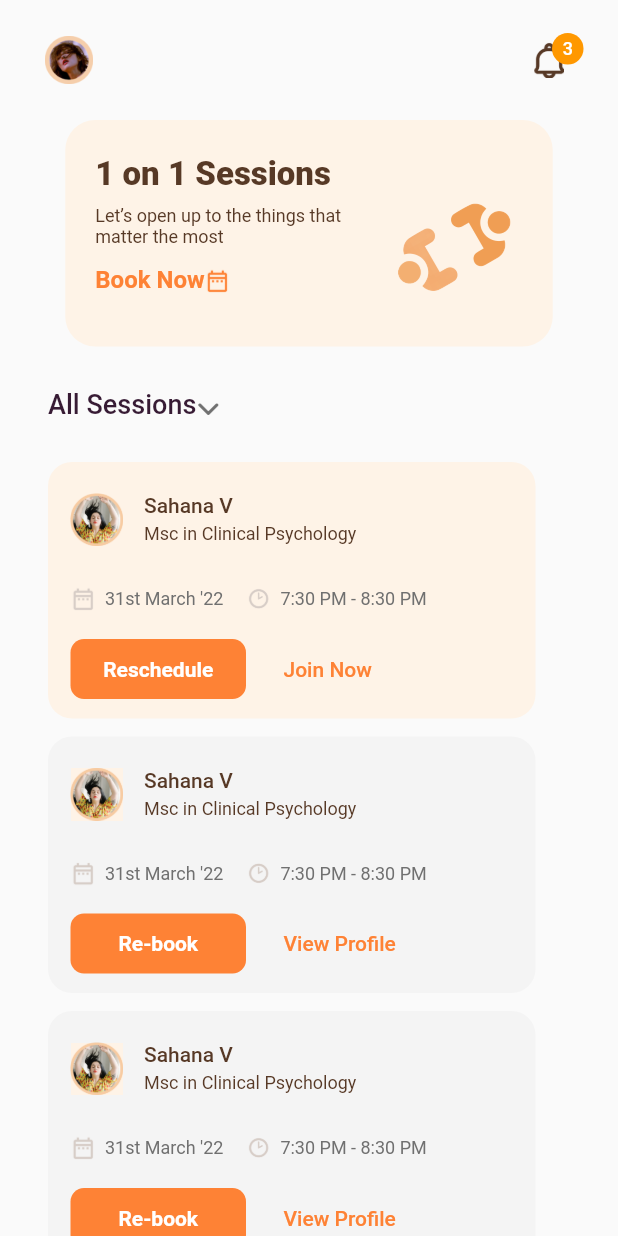
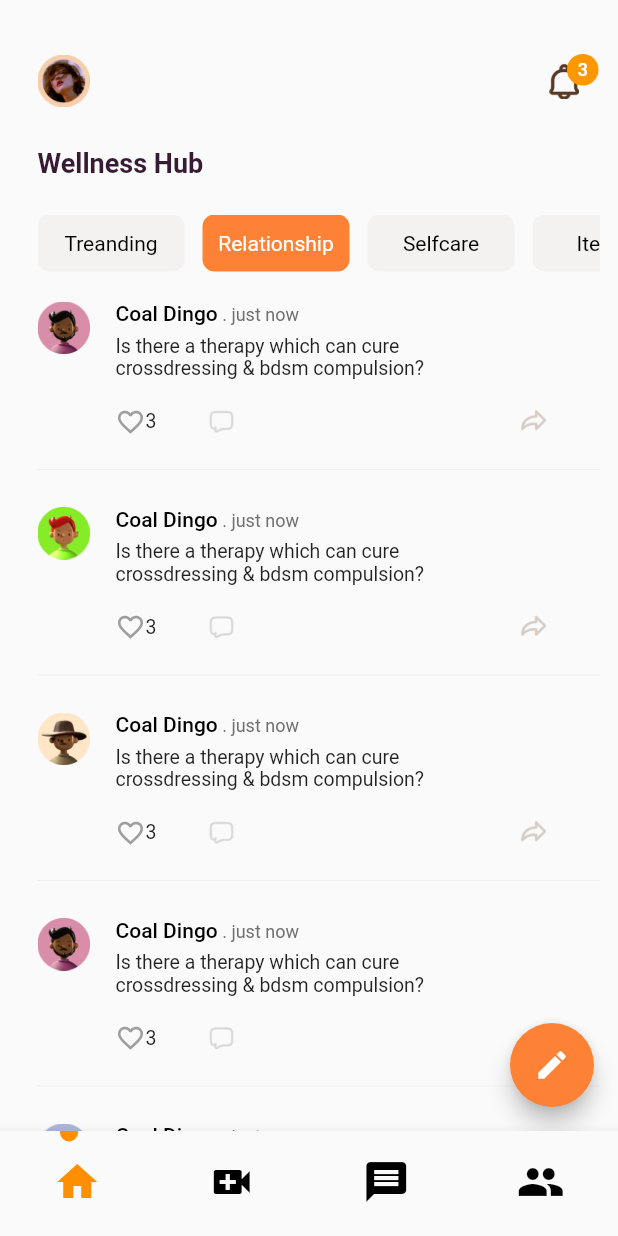
Before and after one commit to jagatrajsingh2000/mindfullness, a Flutter app: the screen it shows after launch, on a phone screen of 412 x 824 dp. Run offline on Flutter 3.47's test engine with Material 2 defaults, Android fonts, the phone set to English and light mode, and no system bars.

Commit message:
update:ui completed of all 3 pages

```diff
--- a/lib/main.dart
+++ b/lib/main.dart
@@ -1,21 +1,89 @@
 import 'package:flutter/material.dart';
 import 'package:mindfullness/pages/Home.dart';
 import 'package:mindfullness/pages/MediaPage.dart';
+import 'package:mindfullness/pages/WellnessHub.dart';
 
 void main() {
   runApp(const MyApp());
 }
 
-class MyApp extends StatelessWidget {
-  const MyApp({super.key});
+class MyApp extends StatefulWidget {
+  const MyApp({Key? key}) : super(key: key);
 
-  // This widget is the root of your application.
+  @override
+  _MyAppState createState() => _MyAppState();
+}
+
+class _MyAppState extends State<MyApp> {
+  int selectedIndex = 0;
+
+  final List<Widget> _pages = [
+    WellnessHub(),
+    MediaScreen(),
+    HomeScreen()
+    // Add your other pages here
+  ];
+
   @override
   Widget build(BuildContext context) {
     return MaterialApp(
       title: 'Flutter Demo',
       debugShowCheckedModeBanner: false,
-      home: MediaScreen()
+      home: Scaffold(
+        body: _pages[selectedIndex],
+        bottomNavigationBar: Stack(
+          children: [
+            Container(
+              height: 70,
+              child: BottomNavigationBar(
+                type: BottomNavigationBarType.fixed,
+                onTap: (index) {
+                  setState(() {
+                    selectedIndex = index;
+                  });
+                },
+                currentIndex: selectedIndex,
+                showSelectedLabels: false,
+                showUnselectedLabels: false,
+                selectedItemColor: Colors.amber[800],
+                unselectedItemColor: Colors.black,
+                items: const [
+                  BottomNavigationBarItem(
+                    icon: Icon(Icons.home, size: 32),
+                    label: 'Time',
+                  ),
+                  BottomNavigationBarItem(
+                    icon: Icon(Icons.video_call, size: 32),
+                    label: 'Folder',
+                  ),
+                  BottomNavigationBarItem(
+                    icon: Icon(Icons.message, size: 32),
+                    label: 'Folder',
+                  ),
+                  BottomNavigationBarItem(
+                    icon: Icon(Icons.people, size: 32),
+                    label: 'Folder',
+                  ),
+                ],
+              ),
+            ),
+            Positioned(
+              left: 40.0 + (selectedIndex * 100),
+              top: 0,
+              child: Container(
+                width: 12,
+                height: 7, // Increased indicator height
+                decoration: BoxDecoration(
+                  borderRadius: BorderRadius.only(
+                      bottomLeft: Radius.circular(16),
+                      bottomRight: Radius.circular(16)),
+                  color: Colors.amber[800],
+                ),
+              ),
+            ),
+          ],
+        ),
+      ),
     );
   }
 }
--- a/lib/pages/Home.dart
+++ b/lib/pages/Home.dart
@@ -106,59 +106,8 @@ class _HomeScreenState extends State<HomeScreen> {
           ),
         ),
       ),
-      bottomNavigationBar: Stack(
-        children: [
-          Container(
-            height: 100,
-            child: BottomNavigationBar(
-              type: BottomNavigationBarType.fixed,
-              onTap: (index) {
-                setState(() {
-                  selectedIndex = index;
-                });
-              },
-              currentIndex: selectedIndex,
-              showSelectedLabels: false,
-              showUnselectedLabels: false,
-              selectedItemColor: Colors.amber[800],
-              unselectedItemColor: Colors.black,
-              items: const [
-                BottomNavigationBarItem(
-                  icon: Icon(Icons.home, size: 32),
-                  label: 'Time',
-                ),
-                BottomNavigationBarItem(
-                  icon: Icon(Icons.video_call, size: 32),
-                  label: 'Folder',
-                ),
-                BottomNavigationBarItem(
-                  icon: Icon(Icons.message, size: 32),
-                  label: 'Folder',
-                ),
-                BottomNavigationBarItem(
-                  icon: Icon(Icons.people, size: 32),
-                  label: 'Folder',
-                ),
-              ],
-            ),
-          ),
-          Positioned(
-            left: 40.0 + (selectedIndex*100),
-            top: 0,
-            child: Container(
-              width: 12,
-              height: 7, // Increased indicator height
-              decoration: BoxDecoration(
-                borderRadius: BorderRadius.only(
-                    bottomLeft: Radius.circular(16),
-                    bottomRight: Radius.circular(16)),
-                color: Colors.amber[800],
-              ),
-            ),
-          ),
-        ],
-      ),
-    );
+
+          );
   }
 }
 
--- a/lib/pages/MediaPage.dart
+++ b/lib/pages/MediaPage.dart
@@ -26,7 +26,7 @@ class _MediaScreenState extends State<MediaScreen> {
                   EdgeInsets.only(left: 32, right: 22, top: 28, bottom: 28),
               child: RichText(
                   text: TextSpan(
-                      text: "All Sessions",
+                      text: "All Sessions  ",
                       style: TextStyle(
                         color: Color.fromRGBO(55, 27, 52, 1),
                         fontSize: 18,
--- /dev/null
+++ b/lib/pages/WellnessHub.dart
@@ -0,0 +1,391 @@
+// ignore_for_file: prefer_const_literals_to_create_immutables, prefer_const_constructors
+
+
+
+import 'package:flutter/material.dart';
+
+class WellnessHub extends StatefulWidget {
+  const WellnessHub({super.key});
+
+  @override
+  State<WellnessHub> createState() => _WellnessHubState();
+}
+
+class _WellnessHubState extends State<WellnessHub> {
+  @override
+  Widget build(BuildContext context) {
+    return Scaffold(
+        body: SingleChildScrollView(
+      child: SafeArea(
+        child: Padding(
+          padding: const EdgeInsets.only(left: 25.0, right: 12, top: 30),
+          child: Column(
+            mainAxisAlignment: MainAxisAlignment.start,
+            crossAxisAlignment: CrossAxisAlignment.start,
+            children: [
+              MenuBar(),
+              SizedBox(
+                height: 20,
+              ),
+              Text(
+                "Wellness Hub",
+                style: TextStyle(
+                  color: Color.fromRGBO(55, 27, 52, 1),
+                  fontSize: 18,
+                  fontWeight: FontWeight.w600,
+                ),
+              ),
+              SizedBox(
+                height: 24,
+              ),
+              HorizontalContainerList(
+                items: [
+                  'Treanding',
+                  'Relationship',
+                  'Selfcare',
+                  'Item 4',
+                  'Item 5'
+                ],
+                itemHeight: 38,
+                itemWidth: 98,
+                // itemColor: Color.fromRGBO(254, 130, 53, 1),
+              ),
+              SizedBox(
+                height: 20,
+              ),
+              PostCard(
+                profileImage: 'assets/images/profile1.png',
+                authorName: 'Coal Dingo',
+                postTime: 'just now',
+                postContent:
+                    'Is there a therapy which can cure crossdressing & bdsm compulsion?',
+                likes: 3,
+              ),
+              SizedBox(height: 17,),
+              Divider(
+                      color: Color.fromRGBO(217, 216, 216, 0.3),
+                      height: 10,
+                    ),
+              SizedBox(
+                height: 20,
+              ),
+              PostCard(
+                profileImage: 'assets/images/profile4.png',
+                authorName: 'Coal Dingo',
+                postTime: 'just now',
+                postContent:
+                    'Is there a therapy which can cure crossdressing & bdsm compulsion?',
+                likes: 3,
+              ),
+              SizedBox(height: 17,),
+              Divider(
+                      color: Color.fromRGBO(217, 216, 216, 0.3),
+                      height: 10,
+                    ),
+              SizedBox(
+                height: 20,
+              ),
+              PostCard(
+                profileImage: 'assets/images/profile2.png',
+                authorName: 'Coal Dingo',
+                postTime: 'just now',
+                postContent:
+                    'Is there a therapy which can cure crossdressing & bdsm compulsion?',
+                likes: 3,
+              ),
+              SizedBox(height: 17,),
+              Divider(
+                      color: Color.fromRGBO(217, 216, 216, 0.3),
+                      height: 10,
+                    ),
+              SizedBox(
+                height: 20,
+              ),
+              PostCard(
+                profileImage: 'assets/images/profile1.png',
+                authorName: 'Coal Dingo',
+                postTime: 'just now',
+                postContent:
+                    'Is there a therapy which can cure crossdressing & bdsm compulsion?',
+                likes: 3,
+              ),
+              SizedBox(height: 17,),
+              Divider(
+                      color: Color.fromRGBO(217, 216, 216, 0.3),
+                      height: 10,
+                    ),
+              SizedBox(
+                height: 20,
+              ),
+              PostCard(
+                profileImage: 'assets/images/profile3.png',
+                authorName: 'Coal Dingo',
+                postTime: 'just now',
+                postContent:
+                    'Is there a therapy which can cure crossdressing & bdsm compulsion?',
+                likes: 3,
+              ),
+              SizedBox(height: 17,),
+              Divider(
+                      color: Color.fromRGBO(217, 216, 216, 0.3),
+                      height: 10,
+                    )
+            ],
+          ),
+        ),
+      ),
+    ),
+    floatingActionButton: FloatingActionButton(
+        onPressed: () {
+          setState(() {
+            // index = (index + 1) % customizations.length;
+          });
+        },
+        // foregroundColor: customizations[index].$1,
+        backgroundColor: Color.fromRGBO(254, 130, 53, 1),
+        // shape: customizations[index].$3,
+        child: const Icon(Icons.edit),
+      ),
+    );
+  }
+}
+
+class MenuBar extends StatelessWidget {
+  const MenuBar({
+    super.key,
+  });
+
+  @override
+  Widget build(BuildContext context) {
+    return Row(
+      mainAxisAlignment: MainAxisAlignment.spaceBetween,
+      children: [
+        Container(
+            child: Image.asset(
+          'assets/images/profile.png',
+          width: 35,
+          height: 35,
+        )),
+        Stack(
+          children: [
+            IconButton(
+              onPressed: () {},
+              icon:
+                  Image.asset('assets/images/bell.png', width: 34, height: 24),
+            ),
+            Positioned(
+              left: 26,
+              top: 6,
+              child: Container(
+                width: 21,
+                height: 21,
+                decoration:
+                    BoxDecoration(shape: BoxShape.circle, color: Colors.orange),
+                child: Center(
+                  child: Text(
+                    '3',
+                    textAlign: TextAlign.center,
+                    style: TextStyle(
+                        fontSize: 12,
+                        fontWeight: FontWeight.w500,
+                        color: Colors.white),
+                  ),
+                ),
+              ),
+            )
+          ],
+        ),
+      ],
+    );
+  }
+}
+
+class HorizontalContainerList extends StatefulWidget {
+  final List<String> items;
+  final double itemHeight;
+  final double itemWidth;
+
+  HorizontalContainerList({
+    required this.items,
+    required this.itemHeight,
+    required this.itemWidth,
+  });
+
+  @override
+  _HorizontalContainerListState createState() =>
+      _HorizontalContainerListState();
+}
+
+class _HorizontalContainerListState extends State<HorizontalContainerList> {
+  int selectedItemIndex = 1;
+
+  @override
+  Widget build(BuildContext context) {
+    return SizedBox(
+      height: widget.itemHeight,
+      child: ListView.builder(
+        physics: BouncingScrollPhysics(),
+        scrollDirection: Axis.horizontal,
+        itemCount: widget.items.length,
+        itemBuilder: (context, index) {
+          final isSelected = index == selectedItemIndex;
+          return GestureDetector(
+            onTap: () {
+              setState(() {
+                selectedItemIndex = index;
+              });
+            },
+            child: Container(
+              margin: EdgeInsets.only(
+                right: index < widget.items.length - 1 ? 12 : 0.0,
+              ),
+              height: widget.itemHeight,
+              width: widget.itemWidth,
+              child: Center(
+                child: Container(
+                  decoration: BoxDecoration(
+                    color: isSelected
+                        ? Color.fromRGBO(254, 130, 53, 1)
+                        : Color.fromRGBO(244, 242, 241, 1),
+                    borderRadius: BorderRadius.circular(8),
+                  ),
+                  padding: EdgeInsets.all(8),
+                  child: Center(
+                    child: Text(
+                      widget.items[index],
+                      style: TextStyle(
+                        color: isSelected ? Colors.white : Colors.black,
+                      ),
+                    ),
+                  ),
+                ),
+              ),
+            ),
+          );
+        },
+      ),
+    );
+  }
+}
+
+class PostCard extends StatefulWidget {
+  final String profileImage;
+  final String authorName;
+  final String postTime;
+  final String postContent;
+  final int likes;
+
+  PostCard({
+    required this.profileImage,
+    required this.authorName,
+    required this.postTime,
+    required this.postContent,
+    required this.likes,
+  });
+
+  @override
+  _PostCardState createState() => _PostCardState();
+}
+
+class _PostCardState extends State<PostCard> {
+  bool isLiked = false;
+
+  @override
+  Widget build(BuildContext context) {
+    return Row(
+      crossAxisAlignment: CrossAxisAlignment.start,
+      children: [
+        Image.asset(
+          widget.profileImage,
+          width: 35,
+          height: 35,
+        ),
+        SizedBox(
+          width: 17,
+        ),
+        Column(
+          crossAxisAlignment: CrossAxisAlignment.start,
+          children: [
+            RichText(
+              text: TextSpan(
+                text: widget.authorName,
+                style: TextStyle(
+                  fontSize: 14,
+                  fontWeight: FontWeight.w500,
+                  color: Colors.black,
+                ),
+                children: [
+                  WidgetSpan(
+                    child: Text(
+                      " . ${widget.postTime}",
+                      style: TextStyle(
+                        color: Color.fromRGBO(112, 112, 112, 1),
+                        fontSize: 12,
+                        fontWeight: FontWeight.w400,
+                      ),
+                    ),
+                  ),
+                ],
+              ),
+            ),
+            SizedBox(
+              height: 6,
+            ),
+            SizedBox(
+              width: 220,
+              child: Text(
+                widget.postContent,
+                style: TextStyle(
+                  fontSize: 13,
+                  fontWeight: FontWeight.w400,
+                ),
+              ),
+            ),
+            SizedBox(
+              height: 18,
+            ),
+            Row(
+              children: [
+                GestureDetector(
+                  onTap: () {
+                    setState(() {
+                      isLiked = !isLiked;
+                    });
+                  },
+                  child: Icon(
+                    isLiked ? Icons.favorite : Icons.favorite_border,
+                    color: isLiked ? Colors.red : Colors.grey,
+                    size: 20,
+                  ),
+                ),
+                Text(
+                  widget.likes.toString(),
+                  style: TextStyle(
+                    fontSize: 13,
+                    fontWeight: FontWeight.w400,
+                  ),
+                ),
+                SizedBox(
+                  width: 34,
+                ),
+                Image.asset(
+                  "assets/images/messageCard.png",
+                  width: 17.5,
+                  height: 17.5,
+                ),
+                SizedBox(
+                  width: 190,
+                ),
+                Image.asset(
+                  "assets/images/bx_share.png",
+                  width: 20,
+                  height: 20,
+                ),
+              ],
+            )
+          ],
+        ),
+      ],
+    );
+  }
+}
```
Also changed, not shown: assets/images/bx_share.png (added), assets/images/liked.png (added), assets/images/messageCard.png (added), assets/images/profile1.png (added), assets/images/profile2.png (added), assets/images/profile3.png (added), assets/images/profile4.png (added), assets/images/unliked.png (added).
